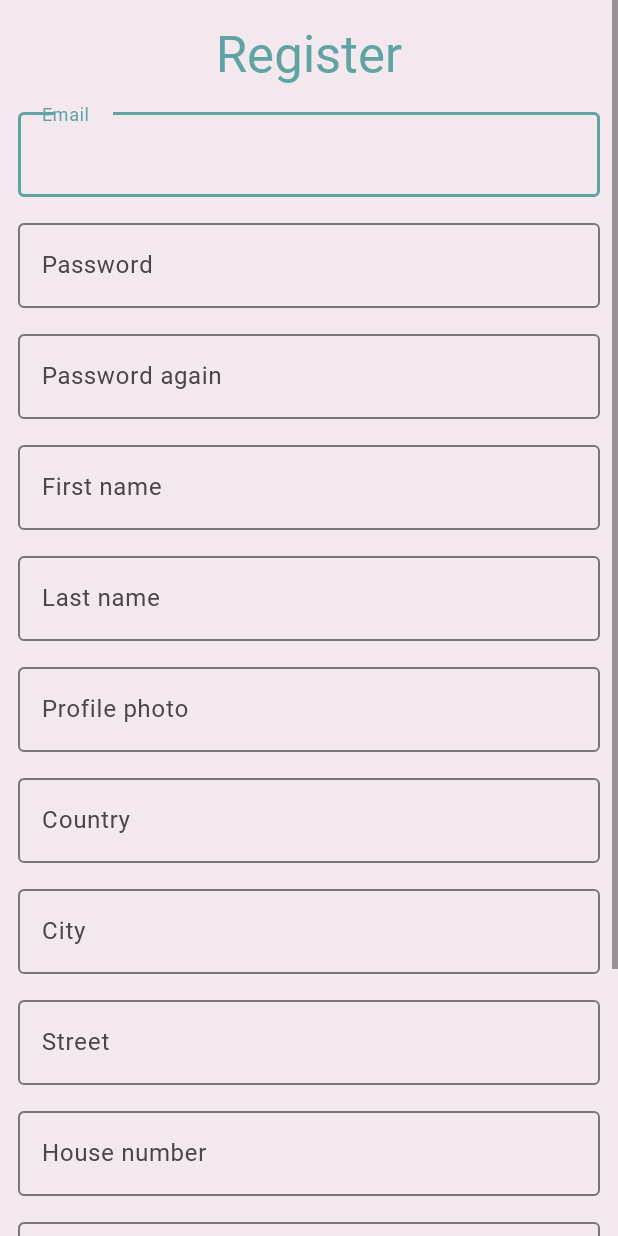
After one commit to kzi-nastava/ma-project-event-planner-siit-2024-team-10, an Android app: the RegisterPersonalActivity screen opened directly, with no data from a screen before it, on a phone screen of 412 x 824 dp. The commit adds this screen. Run offline under Robolectric (Android 15) with nearby library versions, the phone set to English and light mode, and no system bars.

Commit message:
Add personal register page

```diff
--- a/EventPlanner/app/src/main/AndroidManifest.xml
+++ b/EventPlanner/app/src/main/AndroidManifest.xml
@@ -11,7 +11,11 @@
         android:roundIcon="@mipmap/ic_launcher_round"
         android:supportsRtl="true"
         android:theme="@style/Theme.EventPlanner"
+        android:windowSoftInputMode="adjustResize"
         tools:targetApi="31">
+        <activity
+            android:name=".activities.RegisterPersonalActivity"
+            android:exported="false" />
         <activity
             android:name=".activities.LoginActivity"
             android:exported="false" />
--- a/EventPlanner/app/src/main/java/m3/eventplanner/activities/LoginActivity.java
+++ b/EventPlanner/app/src/main/java/m3/eventplanner/activities/LoginActivity.java
@@ -1,5 +1,6 @@
 package m3.eventplanner.activities;
 
+import android.content.Intent;
 import android.os.Bundle;
 import android.text.Spannable;
 import android.text.SpannableString;
@@ -10,6 +11,7 @@ import android.text.style.ClickableSpan;
 import android.text.style.ForegroundColorSpan;
 import android.util.TypedValue;
 import android.view.View;
+import android.widget.Button;
 import android.widget.TextView;
 import android.widget.Toast;
 
@@ -35,6 +37,12 @@ public class LoginActivity extends AppCompatActivity {
         });
 
         initializeRegisterMessage();
+
+        Button loginButton = findViewById(R.id.loginButton);
+        loginButton.setOnClickListener(v -> {
+            Intent intent=new Intent(LoginActivity.this,RegisterPersonalActivity.class);
+            startActivity(intent);
+        });
     }
 
     private void initializeRegisterMessage() {
--- /dev/null
+++ b/EventPlanner/app/src/main/java/m3/eventplanner/activities/RegisterPersonalActivity.java
@@ -0,0 +1,26 @@
+package m3.eventplanner.activities;
+
+import android.os.Bundle;
+
+import androidx.activity.EdgeToEdge;
+import androidx.appcompat.app.AppCompatActivity;
+import androidx.core.graphics.Insets;
+import androidx.core.view.ViewCompat;
+import androidx.core.view.WindowInsetsCompat;
+
+import m3.eventplanner.R;
+
+public class RegisterPersonalActivity extends AppCompatActivity {
+
+    @Override
+    protected void onCreate(Bundle savedInstanceState) {
+        super.onCreate(savedInstanceState);
+        EdgeToEdge.enable(this);
+        setContentView(R.layout.activity_register_personal);
+        ViewCompat.setOnApplyWindowInsetsListener(findViewById(R.id.main), (v, insets) -> {
+            Insets systemBars = insets.getInsets(WindowInsetsCompat.Type.systemBars());
+            v.setPadding(systemBars.left, systemBars.top, systemBars.right, systemBars.bottom);
+            return insets;
+        });
+    }
+}
--- a/EventPlanner/app/src/main/res/layout/activity_login.xml
+++ b/EventPlanner/app/src/main/res/layout/activity_login.xml
@@ -68,7 +68,7 @@
             android:text="@string/not_registered_message" />
 
         <Button
-            android:id="@+id/filledButton"
+            android:id="@+id/loginButton"
             android:layout_width="wrap_content"
             android:layout_height="wrap_content"
             android:layout_margin="12dp"
--- /dev/null
+++ b/EventPlanner/app/src/main/res/layout/activity_register_personal.xml
@@ -0,0 +1,204 @@
+<?xml version="1.0" encoding="utf-8"?>
+<androidx.constraintlayout.widget.ConstraintLayout xmlns:android="http://schemas.android.com/apk/res/android"
+    xmlns:app="http://schemas.android.com/apk/res-auto"
+    xmlns:tools="http://schemas.android.com/tools"
+    android:id="@+id/main"
+    android:layout_width="match_parent"
+    android:layout_height="match_parent"
+    tools:context=".activities.RegisterPersonalActivity">
+
+
+    <ScrollView
+        android:layout_width="match_parent"
+        android:layout_height="match_parent">
+
+        <LinearLayout
+            android:layout_width="match_parent"
+            android:layout_height="wrap_content"
+            android:gravity="center"
+            android:orientation="vertical">
+
+            <TextView
+                android:id="@+id/loginTitle"
+                android:layout_width="match_parent"
+                android:layout_height="wrap_content"
+                android:layout_margin="12dp"
+                android:gravity="center"
+                android:text="@string/register"
+                android:textAppearance="@style/TextAppearance.AppCompat.Display1"
+                android:textColor="?attr/colorPrimary" />
+
+            <com.google.android.material.textfield.TextInputLayout
+                android:id="@+id/email"
+                android:layout_width="match_parent"
+                android:layout_height="wrap_content"
+                android:hint="@string/email">
+
+                <com.google.android.material.textfield.TextInputEditText
+                    android:layout_width="match_parent"
+                    android:layout_height="wrap_content"
+                    android:layout_margin="12dp"
+                    android:inputType="textEmailAddress" />
+
+            </com.google.android.material.textfield.TextInputLayout>
+
+            <com.google.android.material.textfield.TextInputLayout
+                android:id="@+id/password"
+                android:layout_width="match_parent"
+                android:layout_height="wrap_content"
+                android:hint="@string/password">
+
+                <com.google.android.material.textfield.TextInputEditText
+                    android:layout_width="match_parent"
+                    android:layout_height="wrap_content"
+                    android:layout_margin="12dp"
+                    android:inputType="textPassword" />
+
+            </com.google.android.material.textfield.TextInputLayout>
+
+            <com.google.android.material.textfield.TextInputLayout
+                android:id="@+id/password_again"
+                android:layout_width="match_parent"
+                android:layout_height="wrap_content"
+                android:hint="@string/password_again">
+
+                <com.google.android.material.textfield.TextInputEditText
+                    android:layout_width="match_parent"
+                    android:layout_height="wrap_content"
+                    android:layout_margin="12dp"
+                    android:inputType="textPassword" />
+
+            </com.google.android.material.textfield.TextInputLayout>
+
+            <com.google.android.material.textfield.TextInputLayout
+                android:id="@+id/first_name"
+                android:layout_width="match_parent"
+                android:layout_height="wrap_content"
+                android:hint="@string/first_name">
+
+                <com.google.android.material.textfield.TextInputEditText
+                    android:layout_width="match_parent"
+                    android:layout_height="wrap_content"
+                    android:layout_margin="12dp" />
+
+            </com.google.android.material.textfield.TextInputLayout>
+
+            <com.google.android.material.textfield.TextInputLayout
+                android:id="@+id/last_name"
+                android:layout_width="match_parent"
+                android:layout_height="wrap_content"
+                android:hint="@string/last_name">
+
+                <com.google.android.material.textfield.TextInputEditText
+                    android:layout_width="match_parent"
+                    android:layout_height="wrap_content"
+                    android:layout_margin="12dp" />
+
+            </com.google.android.material.textfield.TextInputLayout>
+
+            <com.google.android.material.textfield.TextInputLayout
+                android:id="@+id/profile_photo"
+                android:layout_width="match_parent"
+                android:layout_height="wrap_content"
+                android:hint="@string/profile_photo">
+
+                <com.google.android.material.textfield.TextInputEditText
+                    android:layout_width="match_parent"
+                    android:layout_height="wrap_content"
+                    android:layout_margin="12dp" />
+
+            </com.google.android.material.textfield.TextInputLayout>
+
+            <com.google.android.material.textfield.TextInputLayout
+                android:id="@+id/country"
+                android:layout_width="match_parent"
+                android:layout_height="wrap_content"
+                android:hint="@string/country">
+
+                <com.google.android.material.textfield.TextInputEditText
+                    android:layout_width="match_parent"
+                    android:layout_height="wrap_content"
+                    android:layout_margin="12dp" />
+
+            </com.google.android.material.textfield.TextInputLayout>
+
+            <com.google.android.material.textfield.TextInputLayout
+                android:id="@+id/city"
+                android:layout_width="match_parent"
+                android:layout_height="wrap_content"
+                android:hint="@string/city">
+
+                <com.google.android.material.textfield.TextInputEditText
+                    android:layout_width="match_parent"
+                    android:layout_height="wrap_content"
+                    android:layout_margin="12dp" />
+
+            </com.google.android.material.textfield.TextInputLayout>
+
+            <com.google.android.material.textfield.TextInputLayout
+                android:id="@+id/street"
+                android:layout_width="match_parent"
+                android:layout_height="wrap_content"
+                android:hint="@string/street">
+
+                <com.google.android.material.textfield.TextInputEditText
+                    android:layout_width="match_parent"
+                    android:layout_height="wrap_content"
+                    android:layout_margin="12dp" />
+
+            </com.google.android.material.textfield.TextInputLayout>
+
+            <com.google.android.material.textfield.TextInputLayout
+                android:id="@+id/house_number"
+                android:layout_width="match_parent"
+                android:layout_height="wrap_content"
+                android:hint="@string/house_number">
+
+                <com.google.android.material.textfield.TextInputEditText
+                    android:layout_width="match_parent"
+                    android:layout_height="wrap_content"
+                    android:layout_margin="12dp" />
+
+            </com.google.android.material.textfield.TextInputLayout>
+
+            <com.google.android.material.textfield.TextInputLayout
+                android:id="@+id/phone"
+                android:layout_width="match_parent"
+                android:layout_height="wrap_content"
+                android:hint="@string/phone">
+
+                <com.google.android.material.textfield.TextInputEditText
+                    android:layout_width="match_parent"
+                    android:layout_height="wrap_content"
+                    android:layout_margin="12dp"
+                    android:inputType="phone" />
+
+            </com.google.android.material.textfield.TextInputLayout>
+
+            <RadioGroup
+                android:checkedButton="@+id/event_organizer"
+                android:layout_width="match_parent"
+                android:layout_height="wrap_content">
+                <RadioButton
+                    android:id="@+id/event_organizer"
+                    android:layout_width="match_parent"
+                    android:layout_height="match_parent"
+                    android:enabled="true"
+                    android:text="@string/event_organizer"/>
+                <RadioButton
+                    android:layout_width="match_parent"
+                    android:layout_height="match_parent"
+                    android:enabled="true"
+                    android:text="@string/product_service_provider"/>
+            </RadioGroup>
+
+            <Button
+                android:id="@+id/filledButton"
+                android:layout_width="wrap_content"
+                android:layout_height="wrap_content"
+                android:layout_margin="12dp"
+                android:text="@string/submit" />
+        </LinearLayout>
+    </ScrollView>
+
+</androidx.constraintlayout.widget.ConstraintLayout>
--- a/EventPlanner/app/src/main/res/values/strings.xml
+++ b/EventPlanner/app/src/main/res/values/strings.xml
@@ -5,4 +5,17 @@
     <string name="login">Login</string>
     <string name="not_registered_message">Don\'t have account yet? </string>
     <string name="register_message">Register now!</string>
+    <string name="register">Register</string>
+    <string name="password_again">Password again</string>
+    <string name="first_name">First name</string>
+    <string name="last_name">Last name</string>
+    <string name="profile_photo">Profile photo</string>
+    <string name="country">Country</string>
+    <string name="city">City</string>
+    <string name="street">Street</string>
+    <string name="house_number">House number</string>
+    <string name="phone">Phone</string>
+    <string name="submit">Submit</string>
+    <string name="event_organizer">Event organizer</string>
+    <string name="product_service_provider">Product/service provider</string>
 </resources>
```
